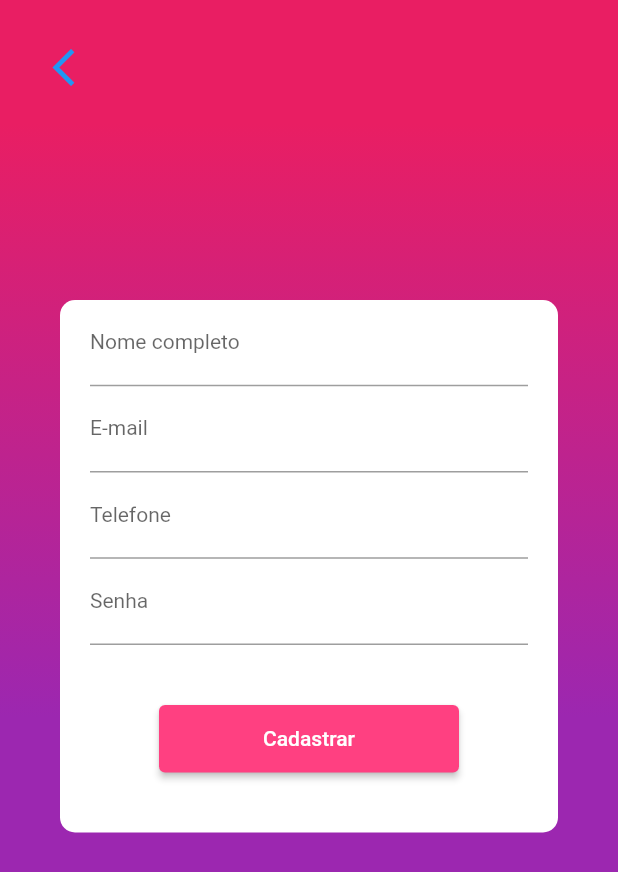
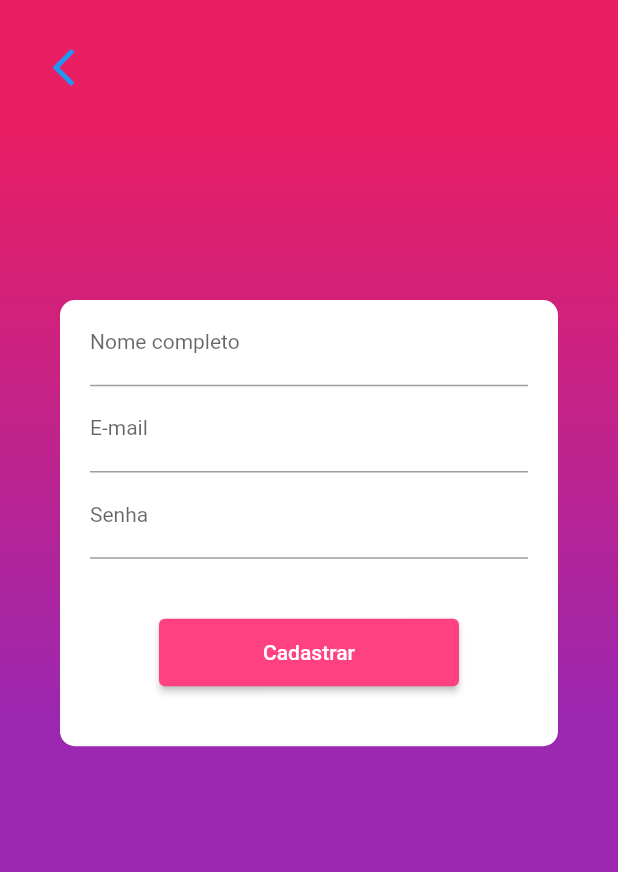
Before and after one commit to math-muller/desafio-vsaude, a Flutter app: the RegisterPage screen opened by its route, on a phone screen of 412 x 824 dp. Shown: the top 872 px of the screen. Run offline on Flutter 3.47's test engine with Material 2 defaults, Android fonts, the phone set to English and light mode, and no system bars; our stand-ins replace dio, get.

Commit message:
refactoring registerPage

```diff
--- a/lib/app/modules/register/register_page.dart
+++ b/lib/app/modules/register/register_page.dart
@@ -56,12 +56,6 @@ class RegisterPage extends StatelessWidget {
                           ),
                           TextFormField(
                             decoration: InputDecoration(
-                              labelText: 'Telefone',
-                              labelStyle: TextStyle(fontSize: 14),
-                            ),
-                          ),
-                          TextFormField(
-                            decoration: InputDecoration(
                               labelText: 'Senha',
                               labelStyle: TextStyle(fontSize: 14),
                             ),
```
Also changed, not shown: lib/app/data/providers/add_account/remote_add_account.dart (+6 -1 lines).
